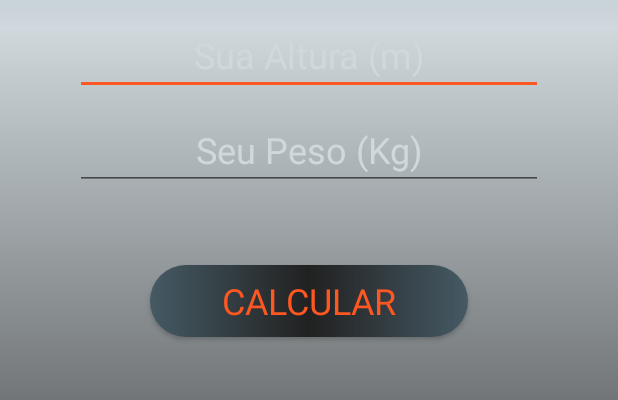
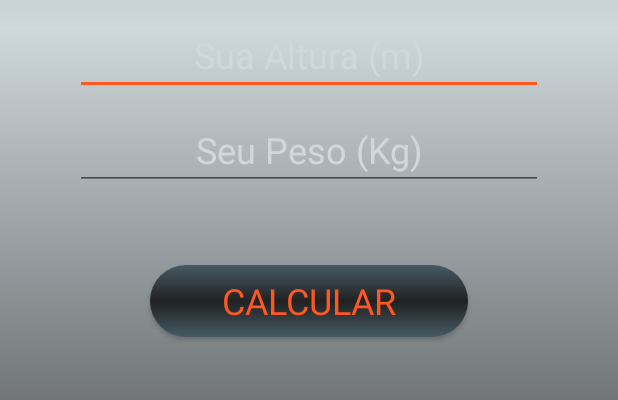
Before and after one commit to lecs01/IMCSincero, an Android app: the screen it shows after launch (MainActivity), on a phone screen of 412 x 824 dp, the part 517-917 px from its top. Run offline under Robolectric (Android 15) with nearby library versions, the phone set to English and light mode, and no system bars; Roboto replaces fonts that are not available here.

Commit message:
correção da background button

```diff
--- a/app/src/main/res/drawable/button.xml
+++ b/app/src/main/res/drawable/button.xml
@@ -4,7 +4,8 @@
         android:type="linear"
         android:startColor="@color/colorPrimaryDark"
         android:centerColor="@color/colorPrimaryText"
-        android:endColor="@color/colorPrimaryDark">
+        android:endColor="@color/colorPrimaryDark"
+        android:angle="270">
     </gradient>
     <corners
         android:radius="360dp">
```
